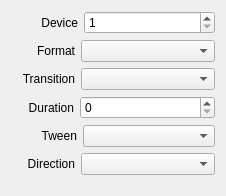
First picture: the form in src/Widgets/Inspector/InspectorDeckLinkInputWidget.ui, repository CasparCG/client, before the edit.
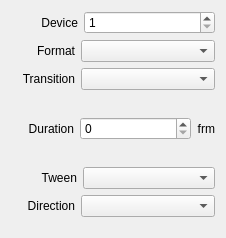
Second picture: the form after the edit.

Commit message: Added description text to duration properties in the inspector panel.

```diff
--- a/src/Widgets/Inspector/InspectorDeckLinkInputWidget.ui
+++ b/src/Widgets/Inspector/InspectorDeckLinkInputWidget.ui
@@ -7,7 +7,7 @@
     <x>0</x>
     <y>0</y>
     <width>226</width>
-    <height>196</height>
+    <height>238</height>
    </rect>
   </property>
   <property name="sizePolicy">
@@ -181,6 +181,16 @@
        </property>
       </widget>
      </item>
+     <item>
+      <widget class="QLabel" name="labelFrm1">
+       <property name="text">
+        <string>frm</string>
+       </property>
+       <property name="alignment">
+        <set>Qt::AlignRight|Qt::AlignTrailing|Qt::AlignVCenter</set>
+       </property>
+      </widget>
+     </item>
     </layout>
    </item>
    <item>
```
The commit also changes 14 other files.
